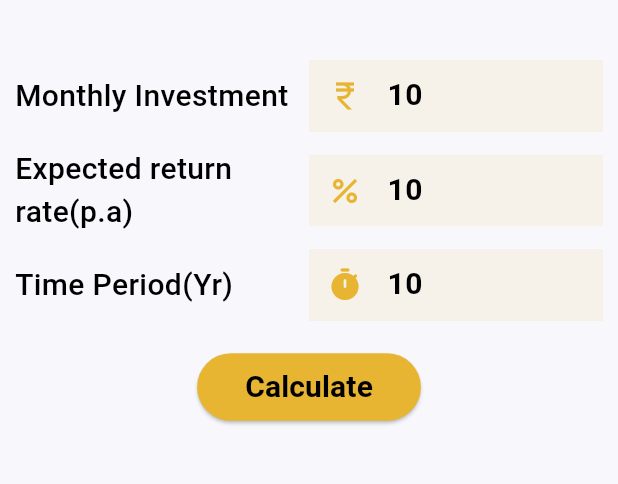
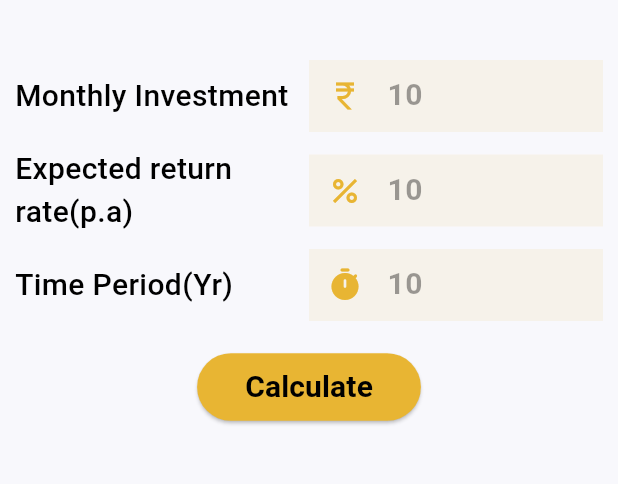
Before and after one commit to Harsh-Bhupatkar/Sip-Calculator-flutter, a Flutter app: the screen it shows after launch, after a tap on "Calculate", on a phone screen of 412 x 824 dp, the part 84-568 px from its top. Run offline on Flutter 3.47's test engine with Material 3 defaults, Android fonts, the phone set to English and light mode, and no system bars; our stand-ins replace fluttertoast, pie_chart.

Commit message:
second commit

```diff
--- a/lib/sip.dart
+++ b/lib/sip.dart
@@ -1,5 +1,5 @@
 import 'dart:math';
-
+import 'package:pie_chart/pie_chart.dart';
 import 'package:flutter/material.dart';
 import 'package:fluttertoast/fluttertoast.dart';
 
@@ -17,6 +17,7 @@ class _SipScreenState extends State<SipScreen> {
   double final_value = 0;
   double investedAmount=0;
   double esreturn = 0;
+  Map<String,double> dataMap = {};
 
 
 
@@ -24,12 +25,15 @@ class _SipScreenState extends State<SipScreen> {
     var r = rate /12/100; //monthly interest rate
     var n = years * 12 ; // number of months
 
+    Map<String,double> dataMap = {};
+
     final_value =  principal * (pow(1+r,n) - 1) / r * (1+r) ;
     investedAmount = principal * n; //invested amount
     esreturn = final_value - investedAmount;
 
     return final_value;
   }
+
 
   @override
   Widget build(BuildContext context) {
@@ -40,7 +44,8 @@ class _SipScreenState extends State<SipScreen> {
           "Sip Calculator",
         ),
       ),
-      body: Center(
+      body: SingleChildScrollView(
+        child: Center(
           child: Padding(
             padding: const EdgeInsets.all(10.0),
             child: Column(
@@ -71,6 +76,10 @@ class _SipScreenState extends State<SipScreen> {
                             Fluttertoast.showToast(msg: 'Please enter all details',backgroundColor:Color.fromRGBO(232, 181, 51, 1),textColor: Colors.black );
                         }
                         final_value = SipRetrun(int.parse(investmentController.text), double.parse(rateController.text), double.parse(yearsController.text));
+                      dataMap={
+                        "Invested Amount": investedAmount,
+                        "Estimate Returns" : esreturn
+                      };
                     });
 
                   },
@@ -97,13 +106,32 @@ class _SipScreenState extends State<SipScreen> {
                     SizedBox(height: 20,),
                     ans("Estimated Returns", esreturn.toStringAsFixed(0)),
                     SizedBox(height: 20,),
-                  ans("Final Value", final_value.toStringAsFixed(0))
+                    ans("Final Value", final_value.toStringAsFixed(0)),
+                    SizedBox(height: 20,),
+                    PieChart(
+                        dataMap: dataMap,
+                        animationDuration: Duration(milliseconds: 500),
+                        chartType: ChartType.ring,
+                        colorList: [
+                          Color.fromRGBO(232, 181, 51, 1),
+                          Colors.blueAccent
+                        ],
+                      chartRadius: MediaQuery.of(context).size.width / 2,
+                      legendOptions: LegendOptions(
+                        legendShape: BoxShape.rectangle
+                      ),
+                      chartValuesOptions: ChartValuesOptions(
+                        showChartValueBackground: false,
+                        decimalPlaces: 0
+                      ),
+                      )
                     ],
                 )
 
 
 
               ],
+            ),
           ),
         ),
       ),
@@ -132,7 +160,7 @@ class _SipScreenState extends State<SipScreen> {
             decoration: InputDecoration(
                 hintText: "10",
                 hintStyle: TextStyle(
-                    color: Colors.black,
+                    color: Colors.black38,
                     fontWeight: FontWeight.bold,
                     fontSize: 20),
                 filled: true,
--- a/pubspec.yaml
+++ b/pubspec.yaml
@@ -36,6 +36,7 @@ dependencies:
   # Use with the CupertinoIcons class for iOS style icons.
   cupertino_icons: ^1.0.8
   fluttertoast: ^8.2.12
+  pie_chart: ^5.4.0
 
 dev_dependencies:
   flutter_test:
```
Also changed, not shown: pubspec.lock. Lines whose indentation alone changed are shown as unchanged.
